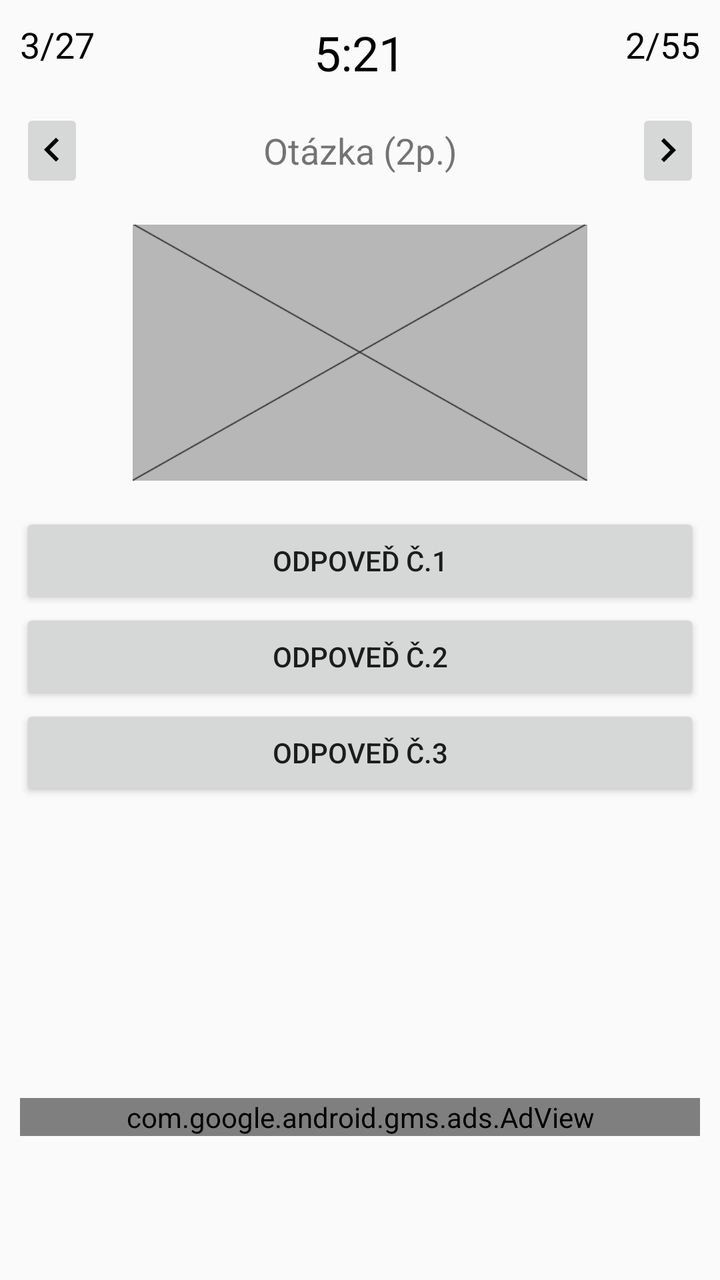
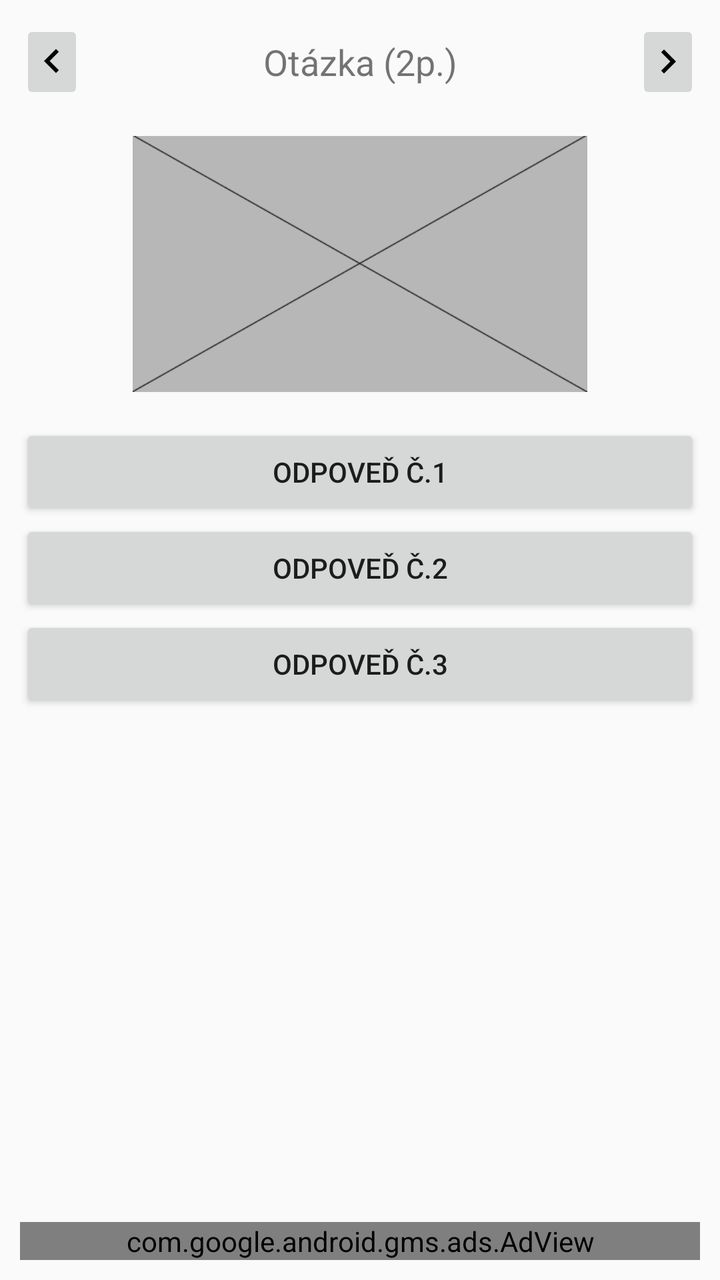

Two renders of the same Android screen: before a commit and after it. Below are the layout's source before the change and the commit's diff.
<!-- AndroidManifest.xml: application theme MyTheme.Light -->
<!-- res/layout/fragment_test.xml -->
<LinearLayout xmlns:ads="http://schemas.android.com/apk/res-auto"
              xmlns:android="http://schemas.android.com/apk/res/android"
              xmlns:app="http://schemas.android.com/apk/res-auto"
              xmlns:tools="http://schemas.android.com/tools"
              android:layout_width="match_parent"
              android:layout_height="match_parent"
              android:background="?android:attr/windowBackground"
              android:orientation="vertical"
              android:paddingBottom="@dimen/activity_vertical_margin"
              android:paddingLeft="@dimen/activity_horizontal_margin"
              android:paddingRight="@dimen/activity_horizontal_margin"
              android:paddingTop="@dimen/activity_vertical_margin"
              app:layout_behavior="@string/appbar_scrolling_view_behavior"
              tools:context=".TestActivityFragment">

    
    <LinearLayout
        android:layout_width="match_parent"
        android:layout_height="wrap_content"
        android:layout_weight="0">

        
        <TextView
            android:id="@+id/question_counter"
            android:layout_width="wrap_content"
            android:layout_height="wrap_content"
            android:layout_gravity="start"
            android:layout_weight="1"
            android:gravity="start"
            android:text="3/27"
            android:textColor="@android:color/primary_text_light"
            android:textSize="18sp"/>

        
        <TextView
            android:id="@+id/elapsed_time"
            android:layout_width="wrap_content"
            android:layout_height="wrap_content"
            android:layout_gravity="center_horizontal"
            android:layout_weight="1"
            android:gravity="center_horizontal"
            android:text="5:21"
            android:textColor="@android:color/primary_text_light"
            android:textSize="24sp"/>

        
        <TextView
            android:id="@+id/points_counter"
            android:layout_width="wrap_content"
            android:layout_height="wrap_content"
            android:layout_gravity="end"
            android:layout_weight="1"
            android:gravity="end"
            android:text="2/55"
            android:textColor="@android:color/primary_text_light"
            android:textSize="18sp"/>

    </LinearLayout>

    
    <RelativeLayout
        android:layout_width="wrap_content"
        android:layout_height="match_parent"
        android:layout_weight="1"
        android:layout_marginTop="12dp"
        android:orientation="vertical">

        
        <LinearLayout
            android:id="@+id/wrapper"
            android:layout_width="match_parent"
            android:layout_height="wrap_content"
            android:gravity="center_horizontal"
            android:minHeight="42dp"
            android:orientation="horizontal">

            
            <ImageButton
                android:id="@+id/previous_question"
                android:layout_width="32dp"
                android:layout_height="match_parent"
                android:layout_marginEnd="8dp"
                android:layout_marginRight="8dp"
                android:layout_weight="0"
                android:src="@drawable/ic_keyboard_arrow_left_black_24dp"/>

            
            <TextView
                android:id="@+id/question_text"
                android:layout_width="match_parent"
                android:layout_height="wrap_content"
                android:layout_weight="1"
                android:gravity="center"
                android:layout_gravity="center"
                android:text="Otázka (2p.)"
                android:textSize="18sp"/>

            
            <ImageButton
                android:id="@+id/next_question"
                android:layout_width="32dp"
                android:layout_height="match_parent"
                android:layout_marginLeft="8dp"
                android:layout_marginStart="8dp"
                android:layout_weight="0"
                android:src="@drawable/ic_keyboard_arrow_right_black_24dp"/>

        </LinearLayout>

        
        <ImageView
            android:id="@+id/question_image"
            android:layout_width="match_parent"
            android:layout_height="128dp"
            android:layout_below="@id/wrapper"
            android:layout_centerHorizontal="true"
            android:layout_marginTop="16dp"
            android:src="@drawable/placeholder_krizovatka"
            android:visibility="visible"/>

        
        <LinearLayout
            android:layout_width="match_parent"
            android:layout_height="wrap_content"
            android:layout_below="@id/question_image"
            android:layout_marginTop="16dp"
            android:orientation="vertical">


            <Button
                android:id="@+id/answer1"
                android:layout_width="match_parent"
                android:layout_height="wrap_content"
                android:text="Odpoveď č.1"/>

            <Button
                android:id="@+id/answer2"
                android:layout_width="match_parent"
                android:layout_height="wrap_content"
                android:text="Odpoveď č.2"/>

            <Button
                android:id="@+id/answer3"
                android:layout_width="match_parent"
                android:layout_height="wrap_content"
                android:text="Odpoveď č.3"/>

        </LinearLayout>

    </RelativeLayout>

    
    <com.google.android.gms.ads.AdView
        android:id="@+id/adView"
        android:layout_width="match_parent"
        android:layout_height="wrap_content"
        android:layout_marginBottom="62dp"
        android:layout_marginTop="6dp"
        android:layout_weight="0"
        ads:adSize="BANNER"
        ads:adUnitId="@string/banner_ad_unit_id"/>

</LinearLayout>
<!-- resources referenced by this layout -->
<resources>
  <dimen name="activity_horizontal_margin">10dp</dimen>
  <dimen name="activity_vertical_margin">10dp</dimen>
  <!-- drawable ic_keyboard_arrow_left_black_24dp: png bitmap (drawable-hdpi, 150 bytes) -->
  <!-- drawable ic_keyboard_arrow_right_black_24dp: png bitmap (drawable-hdpi, 147 bytes) -->
  <!-- drawable placeholder_krizovatka: png bitmap (drawable, 8427 bytes) -->
  <string name="banner_ad_unit_id">ca-app-pub-7362127401681337/9720209806</string>
  <style name="MyTheme.Light" parent="@style/Theme.AppCompat.Light.NoActionBar">
          
          
          <item name="colorPrimary">@color/colorPrimary</item>
          <item name="colorPrimaryDark">@color/colorPrimaryDark</item>
          <item name="colorSecondary">@color/colorSecondary</item>
          <item name="colorSecondaryDark">@color/colorSecondaryDark</item>
          <item name="colorTextTitle">@color/colorTextTitle</item>
          
          <item name="colorFlatButtons">@color/colorFlatButtons</item>
          <item name="colorTabIndicator">@color/colorTabIndicator</item>
          <item name="colorCardBackground">@color/colorCardBackground</item>
          <item name="colorNavigationDrawerBackground">@color/colorNavigationDrawerBackground</item>
      </style>
  <color name="colorPrimary" type="color">#4285F4</color>
  <color name="colorPrimaryDark" type="color">#3367D6</color>
  <color name="colorSecondary" type="color">@color/deep_teal_300</color>
  <color name="colorSecondaryDark" type="color">@color/deep_teal_500</color>
  <color name="colorTextTitle" type="color">#FFEE58</color>
  <color name="colorFlatButtons" type="color">@color/pink_A200</color>
  <color name="colorTabIndicator" type="color">#FFF</color>
  <color name="colorCardBackground" type="color">#FFF</color>
  <color name="colorNavigationDrawerBackground" type="color">#FAFAFA</color>
  <color name="deep_teal_300" type="color">#4DB6AC</color>
  <color name="deep_teal_500" type="color">#009688</color>
  <color name="pink_A200" type="color">#FF4081</color>
</resources>

<!-- the commit's change to res/layout/fragment_test.xml (unified diff, before → after) -->
@@ -1,69 +1,22 @@
-<LinearLayout xmlns:ads="http://schemas.android.com/apk/res-auto"
-              xmlns:android="http://schemas.android.com/apk/res/android"
-              xmlns:app="http://schemas.android.com/apk/res-auto"
-              xmlns:tools="http://schemas.android.com/tools"
-              android:layout_width="match_parent"
-              android:layout_height="match_parent"
-              android:background="?android:attr/windowBackground"
-              android:orientation="vertical"
-              android:paddingBottom="@dimen/activity_vertical_margin"
-              android:paddingLeft="@dimen/activity_horizontal_margin"
-              android:paddingRight="@dimen/activity_horizontal_margin"
-              android:paddingTop="@dimen/activity_vertical_margin"
-              app:layout_behavior="@string/appbar_scrolling_view_behavior"
-              tools:context=".TestActivityFragment">
-
-    
-    <LinearLayout
-        android:layout_width="match_parent"
-        android:layout_height="wrap_content"
-        android:layout_weight="0">
-
-        
-        <TextView
-            android:id="@+id/question_counter"
-            android:layout_width="wrap_content"
-            android:layout_height="wrap_content"
-            android:layout_gravity="start"
-            android:layout_weight="1"
-            android:gravity="start"
-            android:text="3/27"
-            android:textColor="@android:color/primary_text_light"
-            android:textSize="18sp"/>
-
-        
-        <TextView
-            android:id="@+id/elapsed_time"
-            android:layout_width="wrap_content"
-            android:layout_height="wrap_content"
-            android:layout_gravity="center_horizontal"
-            android:layout_weight="1"
-            android:gravity="center_horizontal"
-            android:text="5:21"
-            android:textColor="@android:color/primary_text_light"
-            android:textSize="24sp"/>
-
-        
-        <TextView
-            android:id="@+id/points_counter"
-            android:layout_width="wrap_content"
-            android:layout_height="wrap_content"
-            android:layout_gravity="end"
-            android:layout_weight="1"
-            android:gravity="end"
-            android:text="2/55"
-            android:textColor="@android:color/primary_text_light"
-            android:textSize="18sp"/>
-
-    </LinearLayout>
+<RelativeLayout
+    xmlns:ads="http://schemas.android.com/apk/res-auto"
+    xmlns:android="http://schemas.android.com/apk/res/android"
+    xmlns:app="http://schemas.android.com/apk/res-auto"
+    xmlns:tools="http://schemas.android.com/tools"
+    android:layout_width="match_parent"
+    android:layout_height="match_parent"
+    android:background="?android:attr/windowBackground"
+    android:paddingBottom="@dimen/activity_horizontal_margin"
+    android:paddingLeft="@dimen/activity_horizontal_margin"
+    android:paddingRight="@dimen/activity_horizontal_margin"
+    android:paddingTop="@dimen/activity_vertical_margin"
+    app:layout_behavior="@string/appbar_scrolling_view_behavior"
+    tools:context=".TestActivityFragment">
 
     
     <RelativeLayout
         android:layout_width="wrap_content"
-        android:layout_height="match_parent"
-        android:layout_weight="1"
-        android:layout_marginTop="12dp"
-        android:orientation="vertical">
+        android:layout_height="match_parent">
 
         
         <LinearLayout
@@ -89,9 +42,9 @@
                 android:id="@+id/question_text"
                 android:layout_width="match_parent"
                 android:layout_height="wrap_content"
+                android:layout_gravity="center"
                 android:layout_weight="1"
                 android:gravity="center"
-                android:layout_gravity="center"
                 android:text="Otázka (2p.)"
                 android:textSize="18sp"/>
 
@@ -149,15 +102,13 @@
 
     </RelativeLayout>
 
-    
     <com.google.android.gms.ads.AdView
         android:id="@+id/adView"
         android:layout_width="match_parent"
         android:layout_height="wrap_content"
-        android:layout_marginBottom="62dp"
-        android:layout_marginTop="6dp"
-        android:layout_weight="0"
+        android:layout_alignParentBottom="true"
+        android:layout_marginBottom="0dp"
         ads:adSize="BANNER"
         ads:adUnitId="@string/banner_ad_unit_id"/>
 
-</LinearLayout>
+</RelativeLayout>
